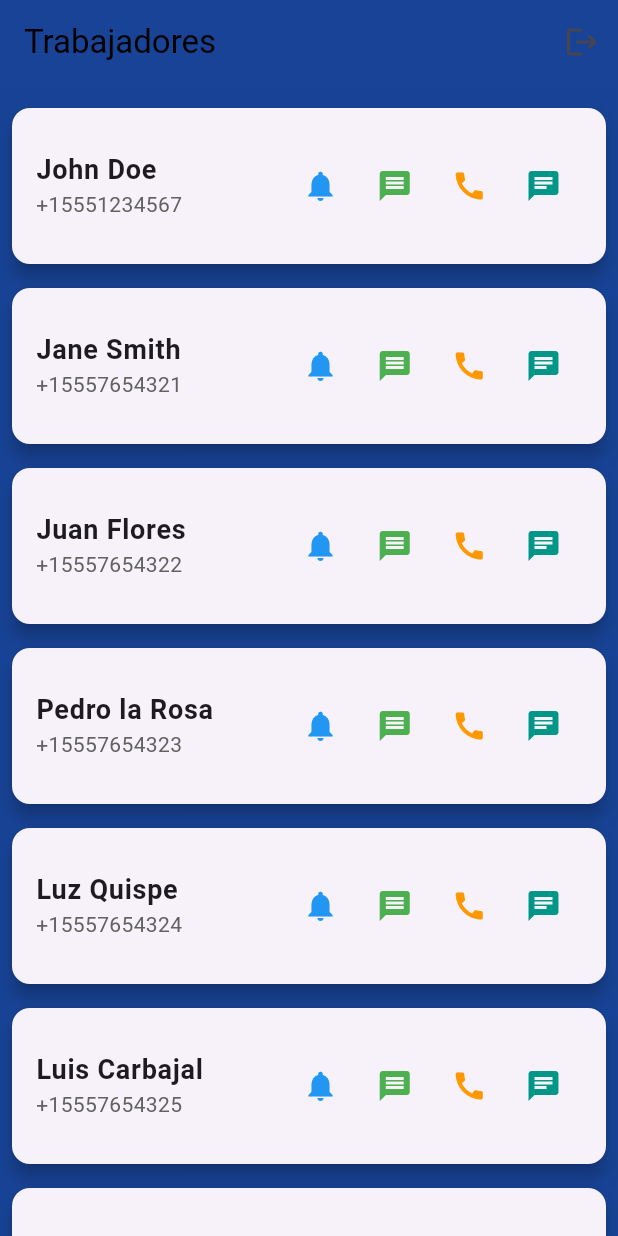
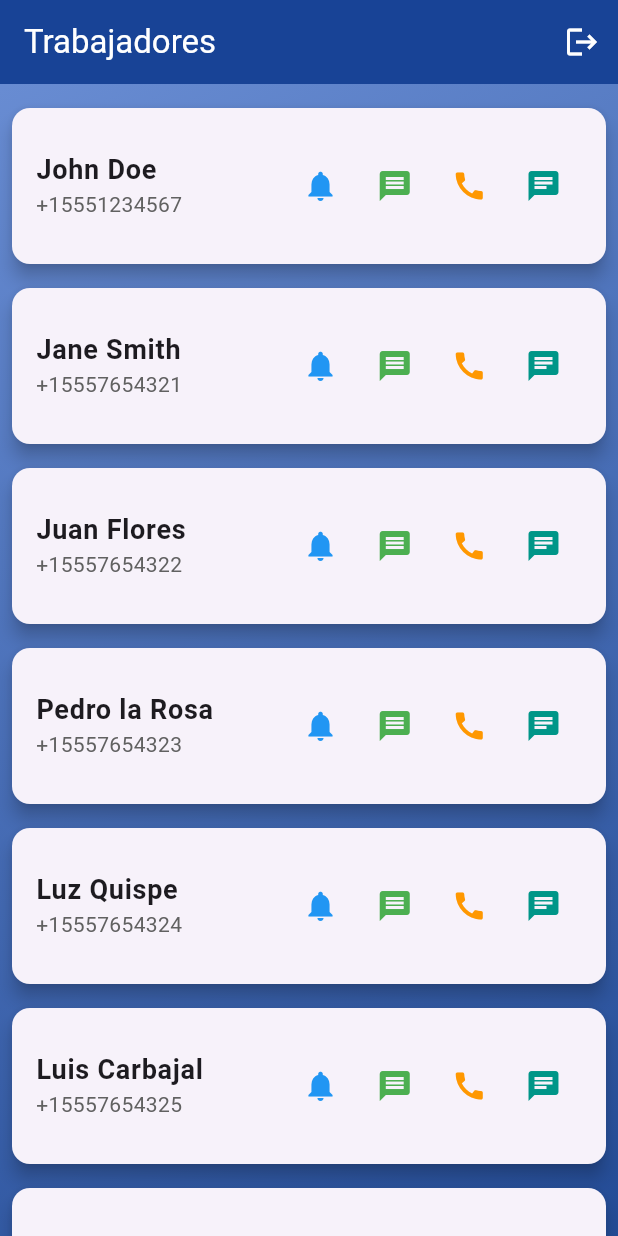
Before and after one commit to jesusjfy/appalertas, a Flutter app: the UserListPage screen opened directly, on a phone screen of 412 x 824 dp. Run offline on Flutter 3.47's test engine with Material 3 defaults, Android fonts, the phone set to English and light mode, and no system bars; our stand-ins replace firebase_auth, firebase_core, flutter_local_notifications, google_sign_in; missing offline and left inert: telephony; accounts and stored records are empty.

Commit message:
corrección

```diff
--- a/lib/pages/login_page.dart
+++ b/lib/pages/login_page.dart
@@ -87,11 +87,10 @@ class _LoginPageState extends State<LoginPage> {
     return Scaffold(
       body: Stack(
         children: [
-          // Background image
           Container(
             decoration: BoxDecoration(
               image: DecorationImage(
-                image: AssetImage('assets/images/1.jpg'), // Ruta a tu imagen de fondo
+                image: AssetImage('assets/images/1.jpg'),
                 fit: BoxFit.cover,
               ),
             ),
@@ -101,7 +100,7 @@ class _LoginPageState extends State<LoginPage> {
               child: Padding(
                 padding: const EdgeInsets.all(16.0),
                 child: Card(
-                  color: Colors.white.withOpacity(0.7),  // Transparencia del formulario
+                  color: Colors.white.withOpacity(0.7),
                   elevation: 8.0,
                   shape: RoundedRectangleBorder(
                     borderRadius: BorderRadius.circular(16.0),
--- a/lib/pages/register_page.dart
+++ b/lib/pages/register_page.dart
@@ -50,12 +50,11 @@ class _RegisterPageState extends State<RegisterPage> {
     return Scaffold(
       body: Stack(
         children: [
-          // Imagen de fondo
           Container(
             decoration: BoxDecoration(
               image: DecorationImage(
                 image: AssetImage(
-                    'assets/images/1.jpg'), // Ruta a tu imagen de fondo
+                    'assets/images/1.jpg'),
                 fit: BoxFit.cover,
               ),
             ),
@@ -66,7 +65,7 @@ class _RegisterPageState extends State<RegisterPage> {
                 padding: const EdgeInsets.all(16.0),
                 child: Card(
                   color: Colors.white
-                      .withOpacity(0.7), // Transparencia del formulario
+                      .withOpacity(0.7),
                   elevation: 8.0,
                   shape: RoundedRectangleBorder(
                     borderRadius: BorderRadius.circular(16.0),
--- a/lib/pages/user_list_page.dart
+++ b/lib/pages/user_list_page.dart
@@ -55,8 +55,9 @@ class UserListPage extends StatelessWidget {
   Widget build(BuildContext context) {
     return Scaffold(
       appBar: AppBar(
-        title: Text('Trabajadores',style: TextStyle(color: Colors.black)),
+        title: Text('Trabajadores'),
         backgroundColor: const Color(0xffb144094),
+        foregroundColor: Colors.white,
         actions: [
           IconButton(
             icon: Icon(Icons.logout),
@@ -67,7 +68,7 @@ class UserListPage extends StatelessWidget {
       body: Container(
         decoration: BoxDecoration(
           gradient: LinearGradient(
-            colors: [const Color(0xffb144094), const Color(0xffb144094)],
+            colors: [const Color.fromARGB(248, 100, 137, 209), const Color.fromARGB(250, 31, 72, 148)],
             begin: Alignment.topLeft,
             end: Alignment.bottomRight,
           ),
--- a/pubspec.yaml
+++ b/pubspec.yaml
@@ -23,6 +23,8 @@ dependencies:
   firebase_messaging: ^15.0.4
   firebase_auth: ^5.1.4
   google_sign_in: ^6.2.1
+  timezone: ^0.9.0
+  #workmanager: ^0.5.2
 
   cupertino_icons: ^1.0.6
 
```
Also changed, not shown: pubspec.lock.
